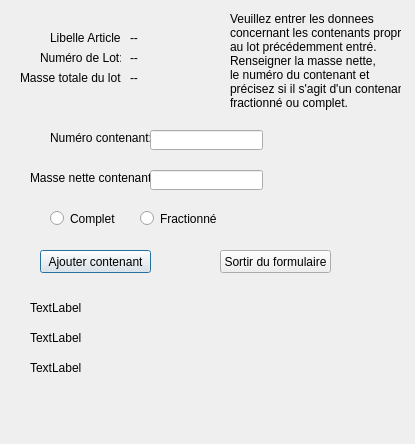
First picture: the form in f_contenant.ui, repository expansia/PEAO, before the edit.
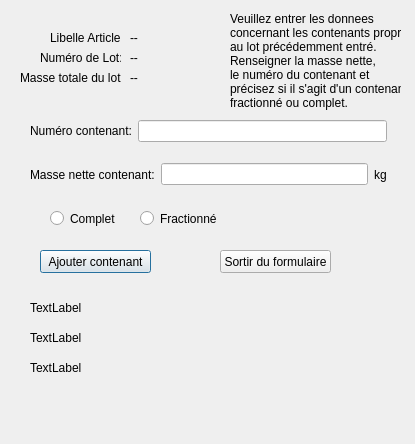
Second picture: the form after the edit.

What changed in the file:
```diff
--- a/f_contenant.ui
+++ b/f_contenant.ui
@@ -58,52 +58,6 @@
     <string>Sortir du formulaire</string>
    </property>
   </widget>
-  <widget class="QLabel" name="label_2">
-   <property name="geometry">
-    <rect>
-     <x>50</x>
-     <y>130</y>
-     <width>101</width>
-     <height>16</height>
-    </rect>
-   </property>
-   <property name="text">
-    <string>Numéro contenant:</string>
-   </property>
-  </widget>
-  <widget class="QLabel" name="label_3">
-   <property name="geometry">
-    <rect>
-     <x>30</x>
-     <y>170</y>
-     <width>121</width>
-     <height>16</height>
-    </rect>
-   </property>
-   <property name="text">
-    <string>Masse nette contenant:</string>
-   </property>
-  </widget>
-  <widget class="QLineEdit" name="leNumCont">
-   <property name="geometry">
-    <rect>
-     <x>150</x>
-     <y>130</y>
-     <width>113</width>
-     <height>20</height>
-    </rect>
-   </property>
-  </widget>
-  <widget class="QLineEdit" name="leMasseNetteCont">
-   <property name="geometry">
-    <rect>
-     <x>150</x>
-     <y>170</y>
-     <width>113</width>
-     <height>20</height>
-    </rect>
-   </property>
-  </widget>
   <widget class="QRadioButton" name="rdContComplet">
    <property name="geometry">
     <rect>
@@ -247,6 +201,53 @@
     <string>TextLabel</string>
    </property>
   </widget>
+  <widget class="QWidget" name="">
+   <property name="geometry">
+    <rect>
+     <x>30</x>
+     <y>120</y>
+     <width>357</width>
+     <height>81</height>
+    </rect>
+   </property>
+   <layout class="QVBoxLayout" name="verticalLayout">
+    <item>
+     <layout class="QHBoxLayout" name="horizontalLayout_2">
+      <item>
+       <widget class="QLabel" name="label_2">
+        <property name="text">
+         <string>Numéro contenant:</string>
+        </property>
+       </widget>
+      </item>
+      <item>
+       <widget class="QLineEdit" name="leNumCont"/>
+      </item>
+     </layout>
+    </item>
+    <item>
+     <layout class="QHBoxLayout" name="horizontalLayout">
+      <item>
+       <widget class="QLabel" name="label_3">
+        <property name="text">
+         <string>Masse nette contenant:</string>
+        </property>
+       </widget>
+      </item>
+      <item>
+       <widget class="QLineEdit" name="leMasseNetteCont"/>
+      </item>
+      <item>
+       <widget class="QLabel" name="label_7">
+        <property name="text">
+         <string>kg</string>
+        </property>
+       </widget>
+      </item>
+     </layout>
+    </item>
+   </layout>
+  </widget>
  </widget>
  <resources/>
  <connections/>
```
